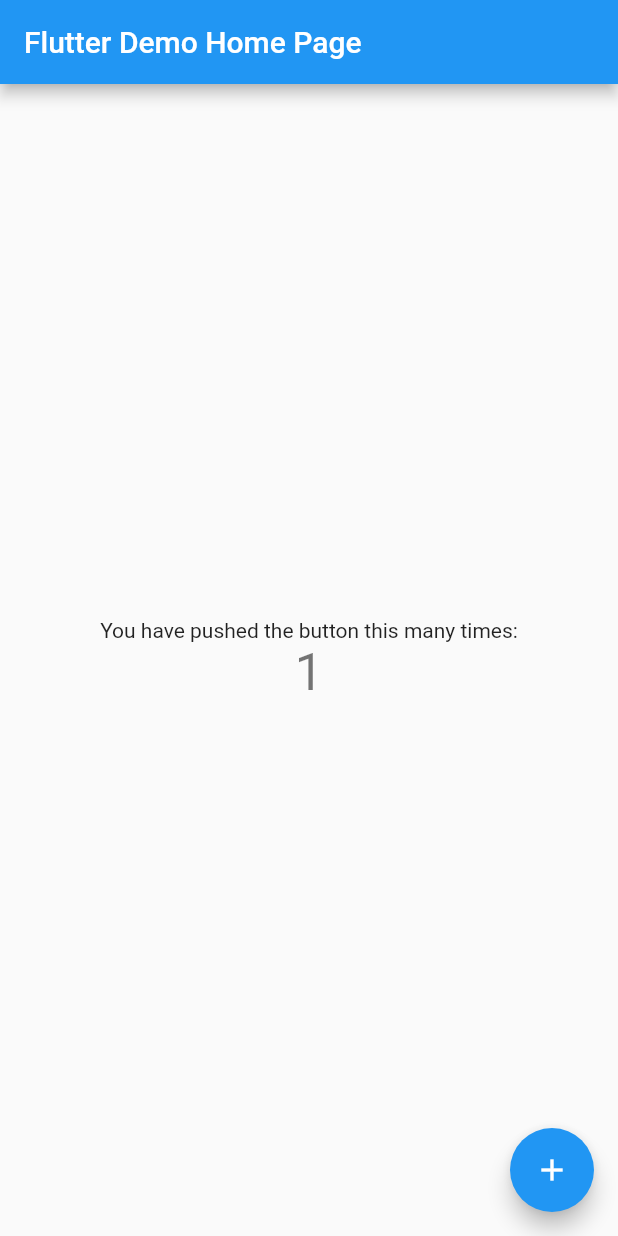
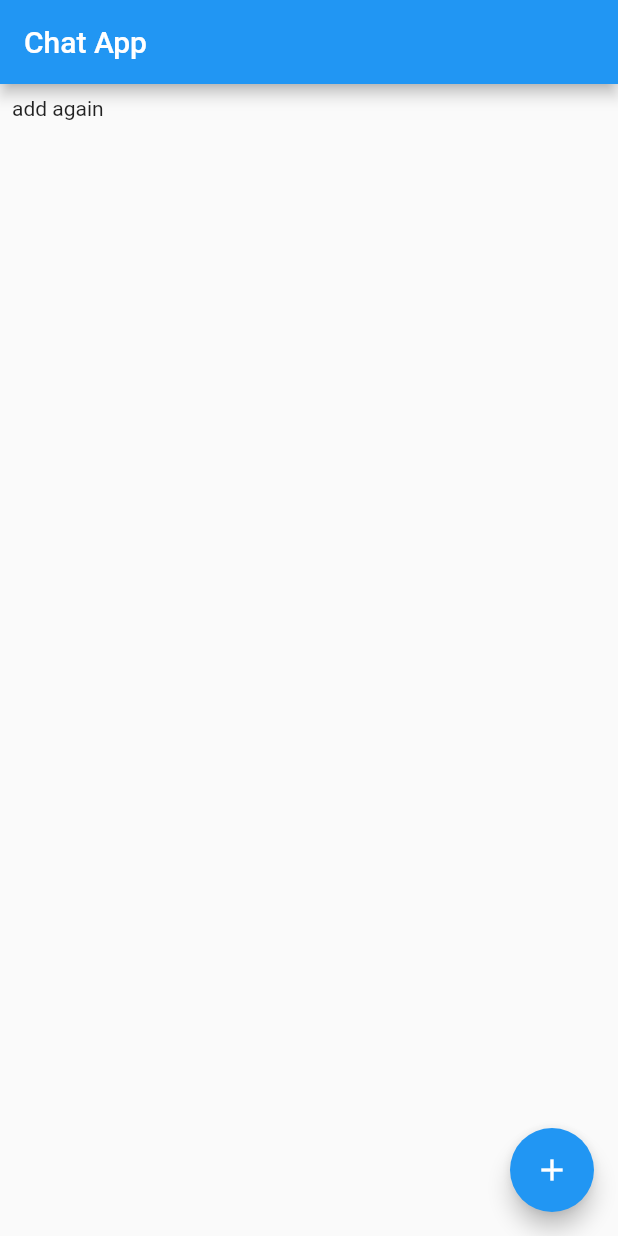
Before and after one commit to JeZoS/Flutter_firebase_chat_app, a Flutter app: the screen it shows after launch, after a tap on the "add" icon, on a phone screen of 412 x 824 dp. Run offline on Flutter 3.47's test engine with Material 2 defaults, Android fonts, the phone set to English and light mode, and no system bars; our stand-ins replace cloud_firestore, firebase_core; accounts and stored records are empty.

```diff
--- a/lib/main.dart
+++ b/lib/main.dart
@@ -1,4 +1,5 @@
 import 'package:flutter/material.dart';
+import 'package:flutter_firebase_chat_app/screens/chat_screen.dart';
 
 void main() {
   runApp(MyApp());
@@ -9,109 +10,11 @@ class MyApp extends StatelessWidget {
   @override
   Widget build(BuildContext context) {
     return MaterialApp(
-      title: 'Flutter Demo',
+      title: 'Flutter Chat',
       theme: ThemeData(
-        // This is the theme of your application.
-        //
-        // Try running your application with "flutter run". You'll see the
-        // application has a blue toolbar. Then, without quitting the app, try
-        // changing the primarySwatch below to Colors.green and then invoke
-        // "hot reload" (press "r" in the console where you ran "flutter run",
-        // or simply save your changes to "hot reload" in a Flutter IDE).
-        // Notice that the counter didn't reset back to zero; the application
-        // is not restarted.
         primarySwatch: Colors.blue,
-        // This makes the visual density adapt to the platform that you run
-        // the app on. For desktop platforms, the controls will be smaller and
-        // closer together (more dense) than on mobile platforms.
-        visualDensity: VisualDensity.adaptivePlatformDensity,
       ),
-      home: MyHomePage(title: 'Flutter Demo Home Page'),
+      home: ChatScreen(),
     );
   }
 }
-
-class MyHomePage extends StatefulWidget {
-  MyHomePage({Key key, this.title}) : super(key: key);
-
-  // This widget is the home page of your application. It is stateful, meaning
-  // that it has a State object (defined below) that contains fields that affect
-  // how it looks.
-
-  // This class is the configuration for the state. It holds the values (in this
-  // case the title) provided by the parent (in this case the App widget) and
-  // used by the build method of the State. Fields in a Widget subclass are
-  // always marked "final".
-
-  final String title;
-
-  @override
-  _MyHomePageState createState() => _MyHomePageState();
-}
-
-class _MyHomePageState extends State<MyHomePage> {
-  int _counter = 0;
-
-  void _incrementCounter() {
-    setState(() {
-      // This call to setState tells the Flutter framework that something has
-      // changed in this State, which causes it to rerun the build method below
-      // so that the display can reflect the updated values. If we changed
-      // _counter without calling setState(), then the build method would not be
-      // called again, and so nothing would appear to happen.
-      _counter++;
-    });
-  }
-
-  @override
-  Widget build(BuildContext context) {
-    // This method is rerun every time setState is called, for instance as done
-    // by the _incrementCounter method above.
-    //
-    // The Flutter framework has been optimized to make rerunning build methods
-    // fast, so that you can just rebuild anything that needs updating rather
-    // than having to individually change instances of widgets.
-    return Scaffold(
-      appBar: AppBar(
-        // Here we take the value from the MyHomePage object that was created by
-        // the App.build method, and use it to set our appbar title.
-        title: Text(widget.title),
-      ),
-      body: Center(
-        // Center is a layout widget. It takes a single child and positions it
-        // in the middle of the parent.
-        child: Column(
-          // Column is also a layout widget. It takes a list of children and
-          // arranges them vertically. By default, it sizes itself to fit its
-          // children horizontally, and tries to be as tall as its parent.
-          //
-          // Invoke "debug painting" (press "p" in the console, choose the
-          // "Toggle Debug Paint" action from the Flutter Inspector in Android
-          // Studio, or the "Toggle Debug Paint" command in Visual Studio Code)
-          // to see the wireframe for each widget.
-          //
-          // Column has various properties to control how it sizes itself and
-          // how it positions its children. Here we use mainAxisAlignment to
-          // center the children vertically; the main axis here is the vertical
-          // axis because Columns are vertical (the cross axis would be
-          // horizontal).
-          mainAxisAlignment: MainAxisAlignment.center,
-          children: <Widget>[
-            Text(
-              'You have pushed the button this many times:',
-            ),
-            Text(
-              '$_counter',
-              style: Theme.of(context).textTheme.headline4,
-            ),
-          ],
-        ),
-      ),
-      floatingActionButton: FloatingActionButton(
-        onPressed: _incrementCounter,
-        tooltip: 'Increment',
-        child: Icon(Icons.add),
-      ), // This trailing comma makes auto-formatting nicer for build methods.
-    );
-  }
-}
--- /dev/null
+++ b/lib/screens/chat_screen.dart
@@ -0,0 +1,54 @@
+import 'package:flutter/material.dart';
+import 'package:cloud_firestore/cloud_firestore.dart';
+import 'package:firebase_core/firebase_core.dart';
+
+class ChatScreen extends StatefulWidget {
+  @override
+  _ChatScreenState createState() => _ChatScreenState();
+}
+
+class _ChatScreenState extends State<ChatScreen> {
+  @override
+  void initState() {
+    super.initState();
+    Firebase.initializeApp();
+  }
+
+  @override
+  Widget build(BuildContext context) {
+    return Scaffold(
+      appBar: AppBar(
+        title: Text('Chat App'),
+      ),
+      body: StreamBuilder(
+          stream: FirebaseFirestore.instance
+              .collection('chats/PX5xuO5iRMp4o71ZnZzc/messages')
+              .snapshots(),
+          builder: (ctx, streamSnapshot) {
+            if (streamSnapshot.connectionState == ConnectionState.waiting) {
+              return Center(
+                child: CircularProgressIndicator(),
+              );
+            }
+            final docs = streamSnapshot.data.documents;
+            return ListView.builder(
+              itemCount: docs.length,
+              itemBuilder: (ctc, index) => Container(
+                padding: EdgeInsets.all(8),
+                child: Text(docs[index]['text']),
+              ),
+            );
+          }),
+      floatingActionButton: FloatingActionButton(
+        child: Icon(Icons.add),
+        onPressed: () {
+          Firestore.instance
+              .collection('chats/PX5xuO5iRMp4o71ZnZzc/messages')
+              .add({
+            'text': 'add again',
+          });
+        },
+      ),
+    );
+  }
+}
--- a/pubspec.yaml
+++ b/pubspec.yaml
@@ -3,7 +3,7 @@ description: A new Flutter project.
 
 # The following line prevents the package from being accidentally published to
 # pub.dev using `pub publish`. This is preferred for private packages.
-publish_to: 'none' # Remove this line if you wish to publish to pub.dev
+publish_to: "none" # Remove this line if you wish to publish to pub.dev
 
 # The following defines the version and build number for your application.
 # A version number is three numbers separated by dots, like 1.2.43
@@ -24,10 +24,11 @@ dependencies:
   flutter:
     sdk: flutter
 
-
   # The following adds the Cupertino Icons font to your application.
   # Use with the CupertinoIcons class for iOS style icons.
   cupertino_icons: ^1.0.0
+  cloud_firestore: ^0.14.3+1
+  firebase_core: 0.5.2+1
 
 dev_dependencies:
   flutter_test:
@@ -38,7 +39,6 @@ dev_dependencies:
 
 # The following section is specific to Flutter.
 flutter:
-
   # The following line ensures that the Material Icons font is
   # included with your application, so that you can use the icons in
   # the material Icons class.
```
Also changed, not shown: lib/screens/auth_screen.dart (added), pubspec.lock, 5 other files.
